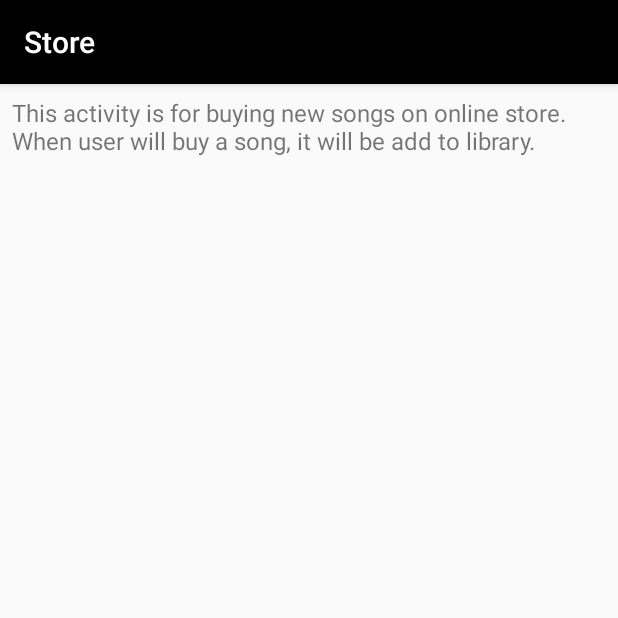
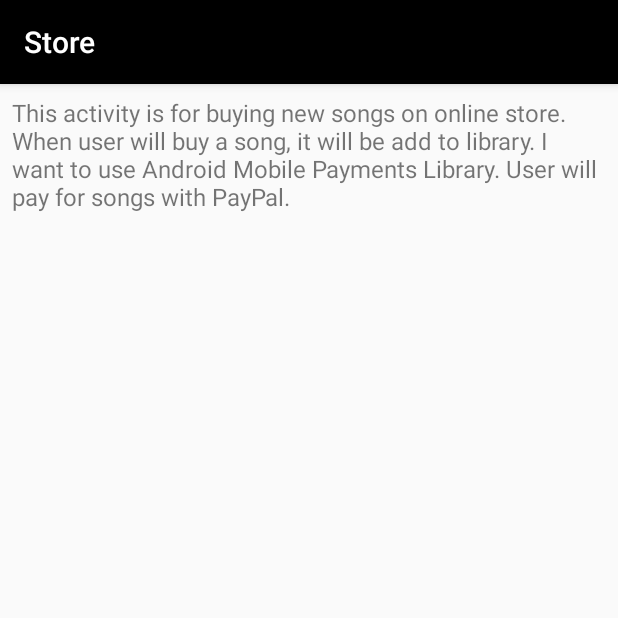
Before and after one commit to damwilin/MusicalStructure, an Android app: the StoreActivity screen opened directly, with no data from a screen before it, on a phone screen of 412 x 824 dp, the top half of it. Run offline under Robolectric (Android 15) with nearby library versions, the phone set to English and light mode, and no system bars.

Commit message:
Added descriptions for functionalities: payment and music playing

```diff
--- a/app/src/main/res/values/strings.xml
+++ b/app/src/main/res/values/strings.xml
@@ -4,8 +4,8 @@
     <string name="search_name">Search</string>
     <string name="store_name">Store</string>
     <string name="music_library_name">Music library</string>
-    <string name="now_playing_description">This activity is for playing music. User can play and change songs, also user can open music library and search activity.</string>
+    <string name="now_playing_description">This activity is for playing music. User can play and change songs, also user can open music library and search activity. I want to use Android MediaPlayer to implement music functionality</string>
     <string name="search_description">This activity is for looking for songs which are on phone.</string>
-    <string name="store_description">This activity is for buying new songs on online store. When user will buy a song, it will be add to library.</string>
+    <string name="store_description">This activity is for buying new songs on online store. When user will buy a song, it will be add to library. I want to use Android Mobile Payments Library. User will pay for songs with PayPal.</string>
     <string name="music_library_description">This is the activity where user can see all songs which are currently on phone.</string>
 </resources>
```
